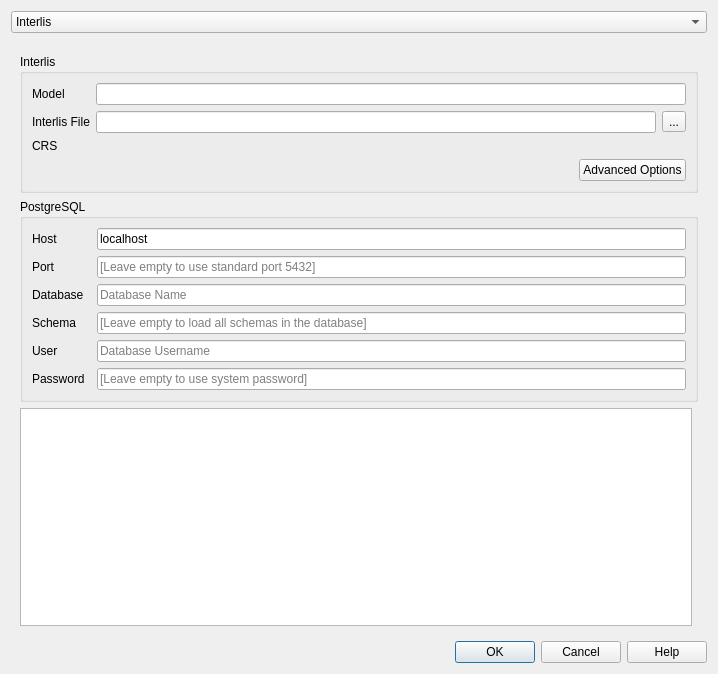
Before: the Qt Designer form projectgenerator/ui/generate_project.ui in opengisch/QgisModelBaker, drawn with Qt 5.
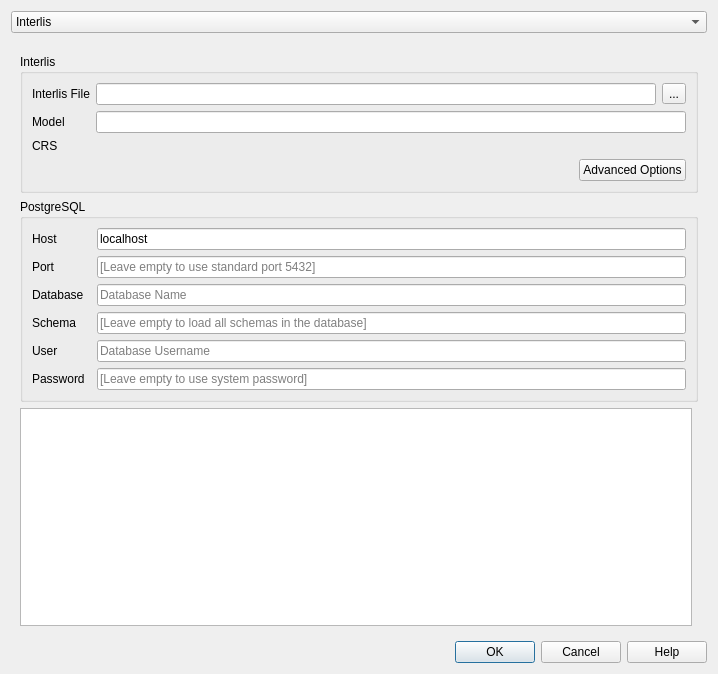
After: the same form once the commit is applied. Custom widgets are drawn as their Qt base class.

Commit message: Modify UI order model and ili file and add validations

```diff
--- a/projectgenerator/ui/generate_project.ui
+++ b/projectgenerator/ui/generate_project.ui
@@ -142,18 +142,13 @@
             </property>
            </widget>
           </item>
-          <item row="1" column="0">
-           <widget class="QLabel" name="label_7">
-            <property name="text">
-             <string>Model</string>
-            </property>
-           </widget>
-          </item>
           <item row="3" column="1" colspan="3">
            <widget class="QgsProjectionSelectionWidget" name="crsSelector" native="true">
             <property name="focusPolicy">
              <enum>Qt::StrongFocus</enum>
             </property>
+            <zorder>label_7</zorder>
+            <zorder>ili_models_line_edit</zorder>
            </widget>
           </item>
           <item row="3" column="0">
@@ -166,26 +161,6 @@
             </property>
            </widget>
           </item>
-          <item row="1" column="1" colspan="3">
-           <widget class="QLineEdit" name="ili_models_line_edit"/>
-          </item>
-          <item row="2" column="0">
-           <widget class="QLabel" name="label">
-            <property name="text">
-             <string>Interlis File</string>
-            </property>
-           </widget>
-          </item>
-          <item row="2" column="3">
-           <widget class="QToolButton" name="ili_file_browse_button">
-            <property name="text">
-             <string>...</string>
-            </property>
-           </widget>
-          </item>
-          <item row="2" column="1" colspan="2">
-           <widget class="QLineEdit" name="ili_file_line_edit"/>
-          </item>
           <item row="4" column="1">
            <spacer name="horizontalSpacer">
             <property name="orientation">
@@ -199,6 +174,33 @@
             </property>
            </spacer>
           </item>
+          <item row="1" column="0">
+           <widget class="QLabel" name="label_7">
+            <property name="text">
+             <string>Model</string>
+            </property>
+           </widget>
+          </item>
+          <item row="1" column="1" colspan="3">
+           <widget class="QLineEdit" name="ili_models_line_edit"/>
+          </item>
+          <item row="0" column="0">
+           <widget class="QLabel" name="label">
+            <property name="text">
+             <string>Interlis File</string>
+            </property>
+           </widget>
+          </item>
+          <item row="0" column="3">
+           <widget class="QToolButton" name="ili_file_browse_button">
+            <property name="text">
+             <string>...</string>
+            </property>
+           </widget>
+          </item>
+          <item row="0" column="1" colspan="2">
+           <widget class="QLineEdit" name="ili_file_line_edit"/>
+          </item>
          </layout>
         </widget>
        </item>
```
Left out of the diff: 2 changed lines with no effect on the pictures. The commit also changes 2 other files.
